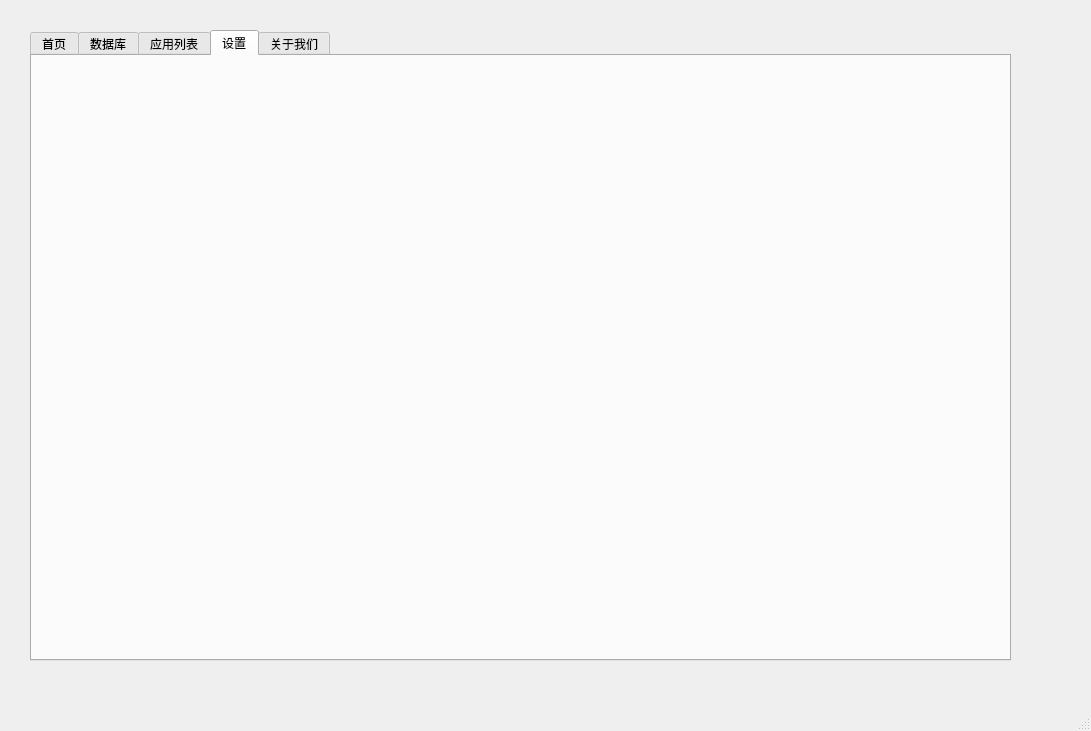
Qt form ui/main.ui (wengshirui/pds) before a commit.
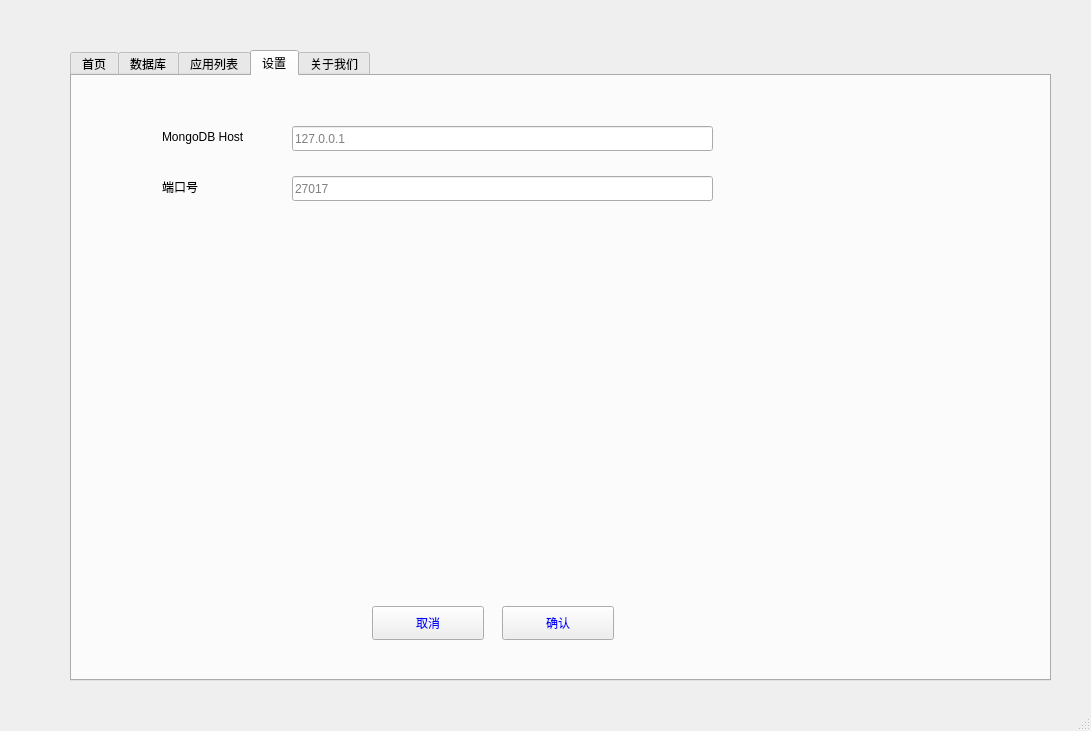
The same form after that commit. The open tabs and pages were chosen to show the change.

Commit message: 完善数据结构

```diff
--- a/ui/main.ui
+++ b/ui/main.ui
@@ -22,8 +22,8 @@
    <widget class="QTabWidget" name="tabWidget">
     <property name="geometry">
      <rect>
-      <x>30</x>
-      <y>30</y>
+      <x>70</x>
+      <y>50</y>
       <width>981</width>
       <height>631</height>
      </rect>
@@ -157,6 +157,84 @@
      <attribute name="title">
       <string>设置</string>
      </attribute>
+     <widget class="QLabel" name="label_2">
+      <property name="geometry">
+       <rect>
+        <x>90</x>
+        <y>50</y>
+        <width>111</width>
+        <height>21</height>
+       </rect>
+      </property>
+      <property name="text">
+       <string>MongoDB Host</string>
+      </property>
+     </widget>
+     <widget class="QLineEdit" name="lineEdit">
+      <property name="geometry">
+       <rect>
+        <x>220</x>
+        <y>50</y>
+        <width>421</width>
+        <height>25</height>
+       </rect>
+      </property>
+      <property name="placeholderText">
+       <string>127.0.0.1</string>
+      </property>
+     </widget>
+     <widget class="QLabel" name="label_3">
+      <property name="geometry">
+       <rect>
+        <x>90</x>
+        <y>100</y>
+        <width>111</width>
+        <height>21</height>
+       </rect>
+      </property>
+      <property name="text">
+       <string>端口号</string>
+      </property>
+     </widget>
+     <widget class="QLineEdit" name="lineEdit_2">
+      <property name="geometry">
+       <rect>
+        <x>220</x>
+        <y>100</y>
+        <width>421</width>
+        <height>25</height>
+       </rect>
+      </property>
+      <property name="placeholderText">
+       <string>27017</string>
+      </property>
+     </widget>
+     <widget class="QPushButton" name="pushButton_3">
+      <property name="geometry">
+       <rect>
+        <x>300</x>
+        <y>530</y>
+        <width>112</width>
+        <height>34</height>
+       </rect>
+      </property>
+      <property name="text">
+       <string>取消</string>
+      </property>
+     </widget>
+     <widget class="QPushButton" name="pushButton_4">
+      <property name="geometry">
+       <rect>
+        <x>430</x>
+        <y>530</y>
+        <width>112</width>
+        <height>34</height>
+       </rect>
+      </property>
+      <property name="text">
+       <string>确认</string>
+      </property>
+     </widget>
     </widget>
     <widget class="QWidget" name="tab_6">
      <attribute name="title">
```
Left out of the diff: 56 changed lines with no effect on the pictures. The commit also changes 2 other files.
